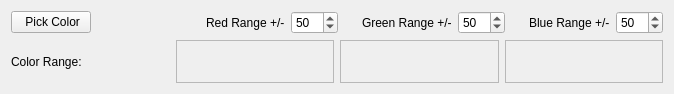
Before: the Qt Designer form resources/views/algorithms/ColorMatch.ui in crgrove/automated-drone-image-analysis-tool, drawn with Qt 5.
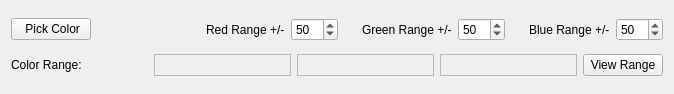
After: the same form once the commit is applied. Icons and pictures are not drawn.

Commit message: Added color range viewer and code documentation.

What changed in the file:
```diff
--- a/resources/views/algorithms/ColorMatch.ui
+++ b/resources/views/algorithms/ColorMatch.ui
@@ -162,6 +162,23 @@
        </property>
       </widget>
      </item>
+     <item>
+      <widget class="QPushButton" name="viewRangeButton">
+       <property name="sizePolicy">
+        <sizepolicy hsizetype="Maximum" vsizetype="Fixed">
+         <horstretch>0</horstretch>
+         <verstretch>0</verstretch>
+        </sizepolicy>
+       </property>
+       <property name="text">
+        <string>View Range</string>
+       </property>
+       <property name="icon">
+        <iconset resource="ColorMatch.qrc">
+         <normaloff>:/icons/eye.png</normaloff>:/icons/eye.png</iconset>
+       </property>
+      </widget>
+     </item>
     </layout>
    </item>
   </layout>
```
Left out of the diff: 2 changed lines with no effect on the pictures. The commit also changes 32 other files.
